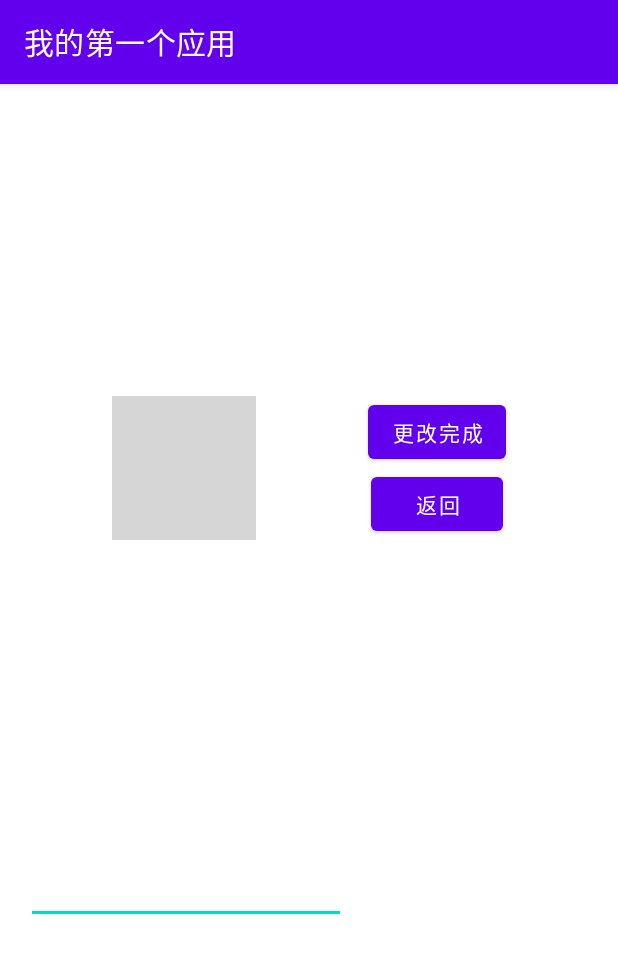
After one commit to CoconutL26/PlayTask, an Android app: the EditBook screen opened directly, with no data from a screen before it, on a phone screen of 412 x 824 dp. The commit adds this screen. Shown: the top 953 px of the screen. Run offline under Robolectric (Android 15) with nearby library versions, the phone set to English and light mode, and no system bars; grey boxes are pictures that could not be loaded.

Commit message:
移动开发实验八

```diff
--- a/app/src/main/AndroidManifest.xml
+++ b/app/src/main/AndroidManifest.xml
@@ -13,6 +13,9 @@
         android:theme="@style/Theme.MyFirstApplication"
         tools:targetApi="31">
         <activity
+            android:name=".EditBook"
+            android:exported="false" />
+        <activity
             android:name=".AddBook"
             android:exported="false" />
         <activity
--- /dev/null
+++ b/app/src/main/java/com/jnu/student/EditBook.java
@@ -0,0 +1,62 @@
+package com.jnu.student;
+
+import android.app.Activity;
+import android.content.Intent;
+import android.os.Bundle;
+import android.view.View;
+import android.widget.Button;
+import android.widget.EditText;
+import android.widget.ImageView;
+
+import androidx.appcompat.app.AppCompatActivity;
+
+public class EditBook extends AppCompatActivity {
+    private ImageView coverImageView;
+    private EditText titleEditText;
+
+    @Override
+    protected void onCreate(Bundle savedInstanceState) {
+        super.onCreate(savedInstanceState);
+        setContentView(R.layout.edit_book_layout);
+
+        coverImageView = findViewById(R.id.image_cover);
+        titleEditText = findViewById(R.id.editText);
+
+        Intent intent = getIntent();
+        int id = intent.getIntExtra("id",0);
+        String title = intent.getStringExtra("title");
+        int coverResourceId = intent.getIntExtra("cover", R.drawable.book_2);
+
+        titleEditText.setText(title);
+        coverImageView.setImageResource(coverResourceId);
+
+        // 设置修改按钮的点击事件
+        Button addButton = findViewById(R.id.button_edit);
+        addButton.setOnClickListener(new View.OnClickListener() {
+            @Override
+            public void onClick(View v) {
+                // 创建一个包含书籍信息的Intent
+                Intent resultIntent = new Intent();
+                resultIntent.putExtra("title", titleEditText.getText().toString());
+                resultIntent.putExtra("cover",coverResourceId);
+                resultIntent.putExtra("id",id);
+
+                // 设置结果码为RESULT_OK，表示成功修改书籍
+                setResult(Activity.RESULT_OK, resultIntent);
+
+                // 结束当前Activity，返回到上一个Activity
+                finish();
+            }
+        });
+
+        // 设置返回按钮的点击事件
+        Button backButton = findViewById(R.id.button_back);
+        backButton.setOnClickListener(new View.OnClickListener() {
+            @Override
+            public void onClick(View v) {
+                setResult(Activity.RESULT_CANCELED);
+                finish();
+            }
+        });
+    }
+}
--- a/app/src/main/java/com/jnu/student/MainActivity.java
+++ b/app/src/main/java/com/jnu/student/MainActivity.java
@@ -98,7 +98,11 @@ public class MainActivity extends AppCompatActivity {
                 break;
             case 2:
                 //edit
-
+                Intent editIntent = new Intent(MainActivity.this, EditBook.class);
+                editIntent.putExtra("id",item.getOrder());
+                editIntent.putExtra("title", bookList.get(item.getOrder()).getTitle());
+                editIntent.putExtra("cover", bookList.get(item.getOrder()).getCoverResource());
+                editBookLauncher.launch(editIntent);
                 break;
             default:
                 return super.onContextItemSelected(item);
--- /dev/null
+++ b/app/src/main/res/layout/edit_book_layout.xml
@@ -0,0 +1,51 @@
+<?xml version="1.0" encoding="utf-8"?>
+<androidx.constraintlayout.widget.ConstraintLayout xmlns:android="http://schemas.android.com/apk/res/android"
+    xmlns:app="http://schemas.android.com/apk/res-auto"
+    xmlns:tools="http://schemas.android.com/tools"
+    android:layout_width="match_parent"
+    android:layout_height="match_parent"
+    tools:context=".EditBook">
+
+    <ImageView
+        android:id="@+id/image_cover"
+        android:layout_width="wrap_content"
+        android:layout_height="wrap_content"
+        app:layout_constraintBottom_toTopOf="@+id/editText"
+        app:layout_constraintStart_toStartOf="parent"
+        app:layout_constraintTop_toTopOf="parent"
+        app:layout_constraintEnd_toStartOf="@id/button_edit"
+        app:srcCompat="@drawable/book_2" />
+
+    <Button
+        android:id="@+id/button_back"
+        android:layout_width="wrap_content"
+        android:layout_height="wrap_content"
+        android:text="返回"
+        app:layout_constraintTop_toBottomOf="@id/button_edit"
+        app:layout_constraintBottom_toBottomOf="@id/image_cover"
+        app:layout_constraintEnd_toEndOf="parent"
+        app:layout_constraintStart_toEndOf="@+id/image_cover" />
+
+    <Button
+        android:id="@+id/button_edit"
+        android:layout_width="wrap_content"
+        android:layout_height="wrap_content"
+        android:text="更改完成"
+        app:layout_constraintBottom_toTopOf="@+id/button_back"
+        app:layout_constraintEnd_toEndOf="parent"
+        app:layout_constraintStart_toEndOf="@+id/image_cover"
+        app:layout_constraintTop_toTopOf="@id/image_cover" />
+
+    <EditText
+        android:id="@+id/editText"
+        android:layout_width="wrap_content"
+        android:layout_height="wrap_content"
+        android:ems="10"
+        android:inputType="text"
+        android:minHeight="48dp"
+        android:text="标题"
+        app:layout_constraintBottom_toBottomOf="parent"
+        app:layout_constraintEnd_toStartOf="@+id/button_back"
+        app:layout_constraintStart_toStartOf="parent"
+        app:layout_constraintTop_toBottomOf="@id/image_cover" />
+</androidx.constraintlayout.widget.ConstraintLayout>
```
